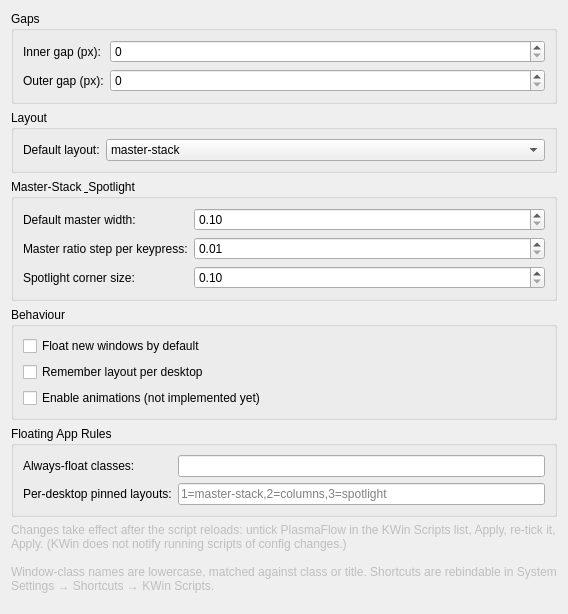
PSEUDOSTAGE/PlasmaFlow, file contents/ui/config.ui: the form before one commit.
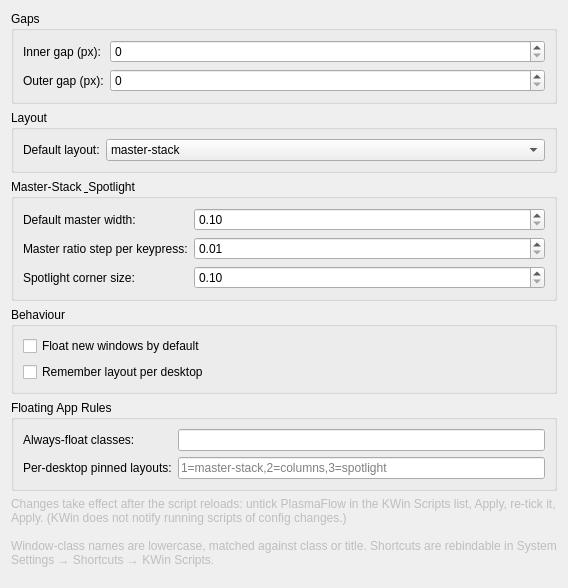
The form after the commit.

Commit message:
Remove non-functional animationsEnabled config option
Workspace scripts can't animate geometry changes (the animate() API
is effects-only), so the checkbox was a dead placeholder that defaulted
to true and did nothing. Drop it from main.xml, config.ui, and main.js.

The edit to the form file:
```diff
--- a/contents/ui/config.ui
+++ b/contents/ui/config.ui
@@ -124,12 +124,6 @@
         <property name="toolTip"><string>Remember each desktop's layout and master width across logout/login.</string></property>
        </widget>
       </item>
-      <item>
-       <widget class="QCheckBox" name="kcfg_animationsEnabled">
-        <property name="text"><string>Enable animations (not implemented yet)</string></property>
-        <property name="toolTip"><string>Reserved for future animation control. Not implemented yet — KWin animates window geometry changes itself.</string></property>
-       </widget>
-      </item>
      </layout>
     </widget>
    </item>
```
The commit also changes 2 other files.
